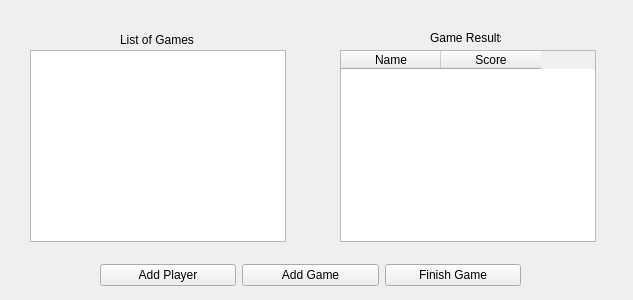
Old version of the form MatchMenu.ui in the repository GFlores17/JackboxT.O.-GUI-Version.
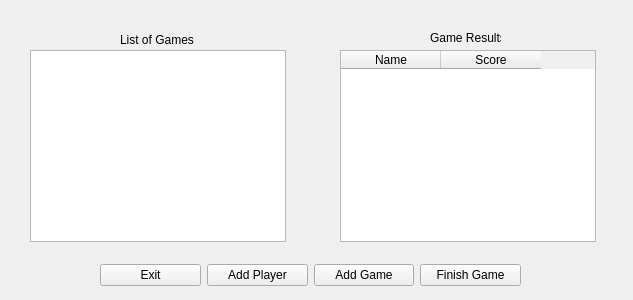
New version of the form.

```diff
--- a/MatchMenu.ui
+++ b/MatchMenu.ui
@@ -79,6 +79,13 @@
     </rect>
    </property>
    <layout class="QHBoxLayout" name="horizontalLayout">
+    <item>
+     <widget class="QPushButton" name="ExitButton">
+      <property name="text">
+       <string>Exit</string>
+      </property>
+     </widget>
+    </item>
     <item>
      <widget class="QPushButton" name="pushButton">
       <property name="text">
```
Left out of the diff: 6 changed lines with no effect on the pictures.
